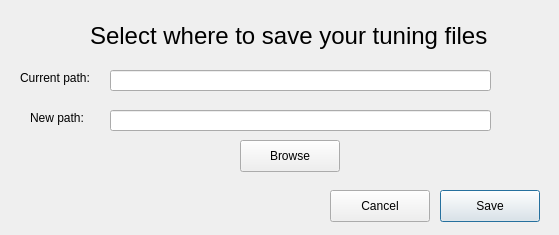
Above: dialog.ui from Azuyah/Map-Tool before the change. Below: the same form after it.
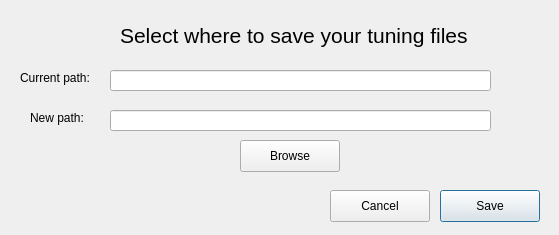
That is the form after the change.

Commit message: Updated UI for Windows OS

Patch:
```diff
--- a/dialog.ui
+++ b/dialog.ui
@@ -106,7 +106,7 @@
   <widget class="QLabel" name="label_3">
    <property name="geometry">
     <rect>
-     <x>90</x>
+     <x>120</x>
      <y>20</y>
      <width>411</width>
      <height>31</height>
@@ -114,8 +114,8 @@
    </property>
    <property name="font">
     <font>
-     <family>Helvetica</family>
-     <pointsize>18</pointsize>
+     <family>Segoe UI</family>
+     <pointsize>16</pointsize>
     </font>
    </property>
    <property name="text">
```
The commit also changes 4 other files.
